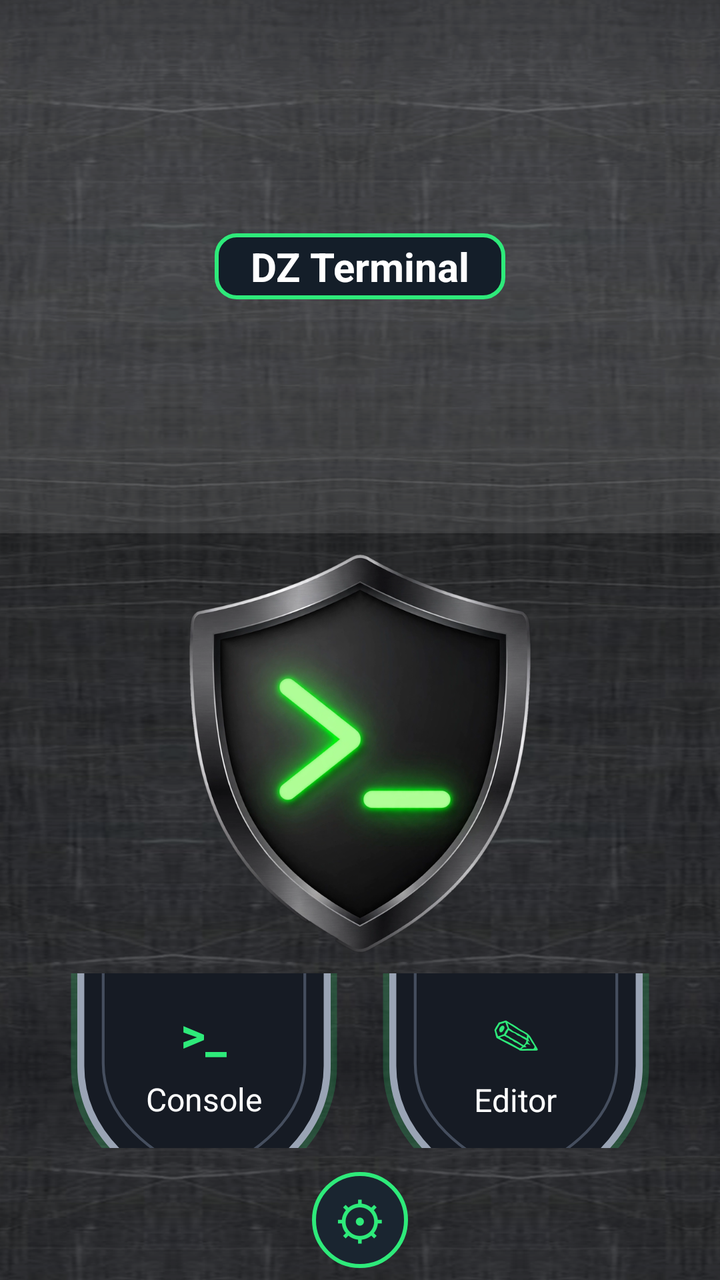
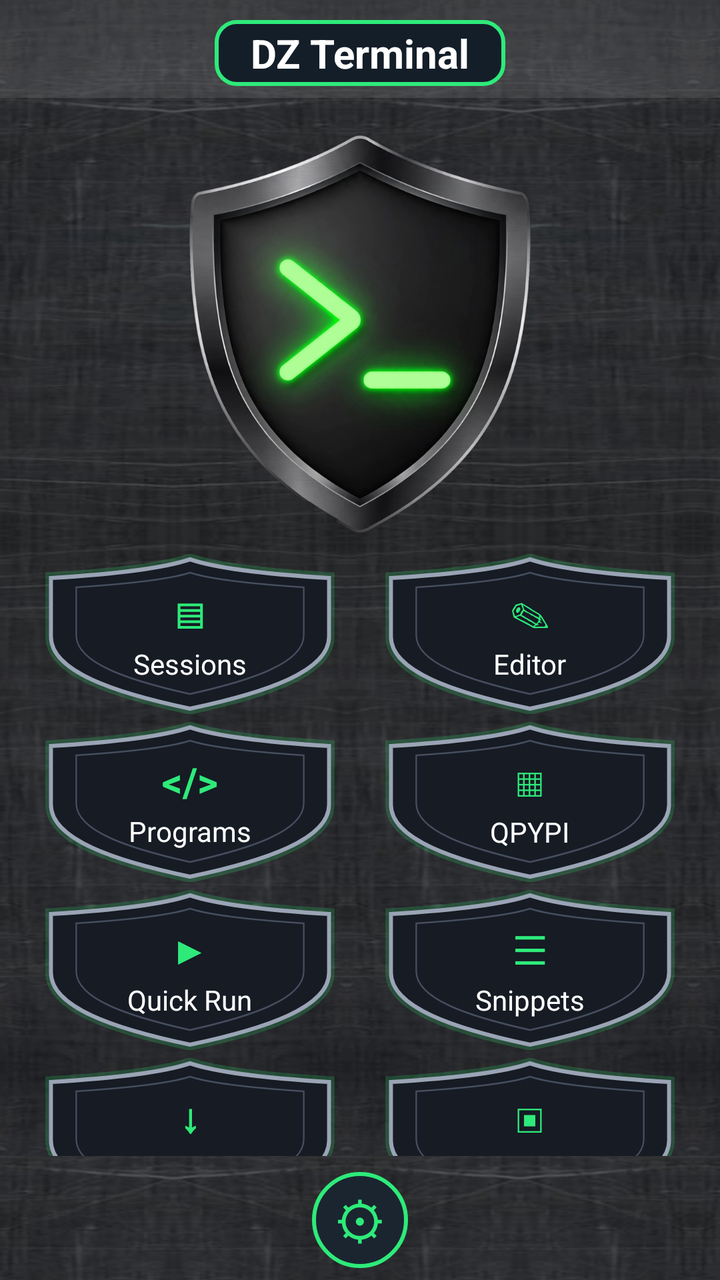

The first picture is an Android layout as it rendered before a commit; the second is the same layout after the commit. The layout source and the unified diff follow.
<!-- AndroidManifest.xml: application theme DzTheme -->
<!-- res/layout/activity_home.xml -->
<?xml version="1.0" encoding="utf-8"?>
<LinearLayout xmlns:android="http://schemas.android.com/apk/res/android"
    android:id="@+id/home_root"
    android:layout_width="match_parent"
    android:layout_height="match_parent"
    android:orientation="vertical"
    android:background="@drawable/steel_bg">

    
    <LinearLayout
        android:id="@+id/home_header"
        android:layout_width="match_parent"
        android:layout_height="wrap_content"
        android:orientation="horizontal"
        android:gravity="center"
        android:background="@drawable/steel_header"
        android:padding="0dp">

        <TextView
            android:layout_width="wrap_content"
            android:layout_height="wrap_content"
            android:background="@drawable/banner_plate"
            android:paddingStart="18dp"
            android:paddingEnd="18dp"
            android:paddingTop="3dp"
            android:paddingBottom="3dp"
            android:text="@string/app_name"
            android:textSize="20sp"
            android:textStyle="bold"
            android:textColor="@color/dz_white" />
    </LinearLayout>

    
    <LinearLayout
        android:id="@+id/home_content"
        android:layout_width="match_parent"
        android:layout_height="0dp"
        android:layout_weight="1"
        android:orientation="vertical"
        android:paddingStart="16dp"
        android:paddingEnd="16dp"
        android:paddingTop="0dp"
        android:paddingBottom="6dp">

        
        <LinearLayout
            android:layout_width="match_parent"
            android:layout_height="wrap_content"
            android:gravity="center"
            android:layout_marginTop="0dp"
            android:layout_marginBottom="0dp">

            <ImageView
                android:id="@+id/home_terminal_button"
                android:layout_width="200dp"
                android:layout_height="220dp"
                android:src="@drawable/home_shield_selector"
                android:scaleType="fitCenter"
                android:clickable="true"
                android:focusable="true"
                android:background="@android:color/transparent"
                android:contentDescription="@string/card_console" />
        </LinearLayout>

        
        <LinearLayout
            android:id="@+id/home_row1"
            android:layout_width="match_parent"
            android:layout_height="wrap_content"
            android:orientation="horizontal"
            android:gravity="center"
            android:layout_marginBottom="4dp">

            <LinearLayout
                android:id="@+id/card_console"
                android:layout_width="140dp"
                android:layout_height="158dp"
                android:orientation="vertical"
                android:gravity="center"
                android:clickable="true"
                android:focusable="true"
                android:background="@drawable/shield_card">

                <TextView
                    android:layout_width="wrap_content"
                    android:layout_height="wrap_content"
                    android:text="@string/terminal_glyph"
                    android:textSize="24sp"
                    android:textStyle="bold"
                    android:textColor="@color/dz_green" />

                <TextView
                    android:layout_width="wrap_content"
                    android:layout_height="wrap_content"
                    android:layout_marginTop="6dp"
                    android:text="@string/card_console"
                    android:textSize="16sp"
                    android:textColor="@color/dz_white" />
            </LinearLayout>

            <LinearLayout
                android:id="@+id/card_editor"
                android:layout_width="140dp"
                android:layout_height="158dp"
                android:layout_marginStart="16dp"
                android:orientation="vertical"
                android:gravity="center"
                android:clickable="true"
                android:focusable="true"
                android:background="@drawable/shield_card">

                <TextView
                    android:layout_width="wrap_content"
                    android:layout_height="wrap_content"
                    android:text="✎"
                    android:textSize="24sp"
                    android:textColor="@color/dz_green" />

                <TextView
                    android:layout_width="wrap_content"
                    android:layout_height="wrap_content"
                    android:layout_marginTop="6dp"
                    android:text="@string/card_editor"
                    android:textSize="16sp"
                    android:textColor="@color/dz_white" />
            </LinearLayout>
        </LinearLayout>

        
        <LinearLayout
            android:id="@+id/home_row2"
            android:layout_width="match_parent"
            android:layout_height="wrap_content"
            android:orientation="horizontal"
            android:gravity="center"
            android:layout_marginBottom="4dp">

            <LinearLayout
                android:id="@+id/card_programs"
                android:layout_width="140dp"
                android:layout_height="158dp"
                android:orientation="vertical"
                android:gravity="center"
                android:clickable="true"
                android:focusable="true"
                android:background="@drawable/shield_card">

                <TextView
                    android:layout_width="wrap_content"
                    android:layout_height="wrap_content"
                    android:text="&lt;/&gt;"
                    android:textSize="24sp"
                    android:textStyle="bold"
                    android:textColor="@color/dz_green" />

                <TextView
                    android:layout_width="wrap_content"
                    android:layout_height="wrap_content"
                    android:layout_marginTop="6dp"
                    android:text="@string/card_programs"
                    android:textSize="16sp"
                    android:textColor="@color/dz_white" />
            </LinearLayout>

            <LinearLayout
                android:id="@+id/card_qpypi"
                android:layout_width="140dp"
                android:layout_height="158dp"
                android:layout_marginStart="16dp"
                android:orientation="vertical"
                android:gravity="center"
                android:clickable="true"
                android:focusable="true"
                android:background="@drawable/shield_card">

                <TextView
                    android:layout_width="wrap_content"
                    android:layout_height="wrap_content"
                    android:text="▦"
                    android:textSize="24sp"
                    android:textColor="@color/dz_green" />

                <TextView
                    android:layout_width="wrap_content"
                    android:layout_height="wrap_content"
                    android:layout_marginTop="6dp"
                    android:text="@string/card_qpypi"
                    android:textSize="16sp"
                    android:textColor="@color/dz_white" />
            </LinearLayout>
        </LinearLayout>
    </LinearLayout>

    
    <LinearLayout
        android:id="@+id/home_gear_row"
        android:layout_width="match_parent"
        android:layout_height="wrap_content"
        android:gravity="center"
        android:layout_marginTop="2dp"
        android:layout_marginBottom="6dp">

        <TextView
            android:id="@+id/home_gear"
            android:layout_width="48dp"
            android:layout_height="48dp"
            android:background="@drawable/gear_button_bg"
            android:gravity="center"
            android:text="&#x2699;&#xFE0E;"
            android:textSize="26sp"
            android:textColor="@color/dz_green"
            android:clickable="true"
            android:focusable="true"
            android:contentDescription="Menu" />
    </LinearLayout>
</LinearLayout>
<!-- resources referenced by this layout -->
<resources>
  <color name="dz_green">#2EEA7A</color>
  <color name="dz_white">#FFFFFF</color>
  <!-- drawable shield_card (drawable) -->
  <?xml version="1.0" encoding="utf-8"?>
  <selector xmlns:android="http://schemas.android.com/apk/res/android">
      <item android:state_focused="true" android:drawable="@drawable/shield_bg_active" />
      <item android:state_pressed="true" android:drawable="@drawable/shield_bg_active" />
      <item android:drawable="@drawable/shield_bg" />
  </selector>
  <!-- drawable steel_bg (drawable) -->
  <?xml version="1.0" encoding="utf-8"?>
  <bitmap xmlns:android="http://schemas.android.com/apk/res/android"
      android:src="@drawable/steel_tile"
      android:tileMode="mirror" />
  <!-- drawable steel_header (drawable) -->
  <?xml version="1.0" encoding="utf-8"?>
  <layer-list xmlns:android="http://schemas.android.com/apk/res/android">
      <item android:drawable="@drawable/steel_bg" />
      <item>
          <shape android:shape="rectangle">
              <solid android:color="#1AFFFFFF" />
          </shape>
      </item>
  </layer-list>
  <string name="app_name">DZ Terminal</string>
  <string name="card_console">Console</string>
  <string name="card_editor">Editor</string>
  <string name="card_programs">Programs</string>
  <string name="card_qpypi">QPYPI</string>
  <string name="terminal_glyph">&gt;_</string>
  <!-- drawable shield_bg_active (drawable) -->
  <?xml version="1.0" encoding="utf-8"?>
  <vector xmlns:android="http://schemas.android.com/apk/res/android"
      android:width="120dp"
      android:height="144dp"
      android:viewportWidth="100"
      android:viewportHeight="120">
      <path
          android:fillColor="#00000000"
          android:strokeColor="#552EEA7A"
          android:strokeWidth="7"
          android:pathData="M50,4 C60,12 80,16 94,18 L94,62 C94,88 74,104 50,116 C26,104 6,88 6,62 L6,18 C20,16 40,12 50,4 Z" />
      <path
          android:fillColor="#1D2530"
          android:strokeColor="#2EEA7A"
          android:strokeWidth="3"
          android:pathData="M50,4 C60,12 80,16 94,18 L94,62 C94,88 74,104 50,116 C26,104 6,88 6,62 L6,18 C20,16 40,12 50,4 Z" />
      <path
          android:fillColor="#00000000"
          android:strokeColor="#454E5E"
          android:strokeWidth="1"
          android:pathData="M50,14 C58,20 74,23 86,25 L86,61 C86,82 69,95 50,105 C31,95 14,82 14,61 L14,25 C26,23 42,20 50,14 Z" />
  </vector>
  <!-- drawable shield_bg (drawable) -->
  <?xml version="1.0" encoding="utf-8"?>
  <vector xmlns:android="http://schemas.android.com/apk/res/android"
      android:width="120dp"
      android:height="144dp"
      android:viewportWidth="100"
      android:viewportHeight="120">
      <path
          android:fillColor="#00000000"
          android:strokeColor="#332EEA7A"
          android:strokeWidth="7"
          android:pathData="M50,4 C60,12 80,16 94,18 L94,62 C94,88 74,104 50,116 C26,104 6,88 6,62 L6,18 C20,16 40,12 50,4 Z" />
      <path
          android:fillColor="#161B24"
          android:strokeColor="#9AA4B5"
          android:strokeWidth="2.5"
          android:pathData="M50,4 C60,12 80,16 94,18 L94,62 C94,88 74,104 50,116 C26,104 6,88 6,62 L6,18 C20,16 40,12 50,4 Z" />
      <path
          android:fillColor="#00000000"
          android:strokeColor="#454E5E"
          android:strokeWidth="1"
          android:pathData="M50,14 C58,20 74,23 86,25 L86,61 C86,82 69,95 50,105 C31,95 14,82 14,61 L14,25 C26,23 42,20 50,14 Z" />
  </vector>
  <color name="dz_navy">#0A1A2F</color>
  <color name="dz_muted">#8FA3B8</color>
  <!-- unchanged entries left out for length: 7 -->
</resources>

<!-- the commit's change to res/layout/activity_home.xml (unified diff, before → after) -->
@@ -14,7 +14,8 @@
         android:orientation="horizontal"
         android:gravity="center"
         android:background="@drawable/steel_header"
-        android:padding="0dp">
+        android:paddingTop="10dp"
+        android:paddingBottom="6dp">
 
         <TextView
             android:layout_width="wrap_content"
@@ -39,7 +40,7 @@
         android:orientation="vertical"
         android:paddingStart="16dp"
         android:paddingEnd="16dp"
-        android:paddingTop="0dp"
+        android:paddingTop="8dp"
         android:paddingBottom="6dp">
 
         
@@ -63,6 +64,12 @@
         </LinearLayout>
 
         
+        <View
+            android:layout_width="match_parent"
+            android:layout_height="0dp"
+            android:layout_weight="1" />
+
+        
         <LinearLayout
             android:id="@+id/home_row1"
             android:layout_width="match_parent"
@@ -72,59 +79,64 @@
             android:layout_marginBottom="4dp">
 
             <LinearLayout
-                android:id="@+id/card_console"
-                android:layout_width="140dp"
-                android:layout_height="158dp"
-                android:orientation="vertical"
-                android:gravity="center"
-                android:clickable="true"
-                android:focusable="true"
-                android:background="@drawable/shield_card">
-
-                <TextView
-                    android:layout_width="wrap_content"
-                    android:layout_height="wrap_content"
-                    android:text="@string/terminal_glyph"
-                    android:textSize="24sp"
+                android:id="@+id/card_sessions"
+                android:layout_width="158dp"
+                android:layout_height="80dp"
+                android:orientation="vertical"
+                android:gravity="center"
+                android:clickable="true"
+                android:focusable="true"
+                android:background="@drawable/shield_card_wide">
+
+                <TextView
+                    android:layout_width="wrap_content"
+                    android:layout_height="wrap_content"
+                    android:text="▤"
+                    android:textSize="20sp"
                     android:textStyle="bold"
                     android:textColor="@color/dz_green" />
 
                 <TextView
                     android:layout_width="wrap_content"
                     android:layout_height="wrap_content"
-                    android:layout_marginTop="6dp"
-                    android:text="@string/card_console"
-                    android:textSize="16sp"
+                    android:layout_marginTop="2dp"
+                    android:text="@string/card_sessions"
+                    android:textSize="14sp"
                     android:textColor="@color/dz_white" />
             </LinearLayout>
 
             <LinearLayout
                 android:id="@+id/card_editor"
-                android:layout_width="140dp"
-                android:layout_height="158dp"
-                android:layout_marginStart="16dp"
-                android:orientation="vertical"
-                android:gravity="center"
-                android:clickable="true"
-                android:focusable="true"
-                android:background="@drawable/shield_card">
+                android:layout_width="158dp"
+                android:layout_height="80dp"
+                android:layout_marginStart="12dp"
+                android:orientation="vertical"
+                android:gravity="center"
+                android:clickable="true"
+                android:focusable="true"
+                android:background="@drawable/shield_card_wide">
 
                 <TextView
                     android:layout_width="wrap_content"
                     android:layout_height="wrap_content"
                     android:text="✎"
-                    android:textSize="24sp"
-                    android:textColor="@color/dz_green" />
-
-                <TextView
-                    android:layout_width="wrap_content"
-                    android:layout_height="wrap_content"
-                    android:layout_marginTop="6dp"
+                    android:textSize="20sp"
+                    android:textColor="@color/dz_green" />
+
+                <TextView
+                    android:layout_width="wrap_content"
+                    android:layout_height="wrap_content"
+                    android:layout_marginTop="2dp"
                     android:text="@string/card_editor"
-                    android:textSize="16sp"
-                    android:textColor="@color/dz_white" />
-            </LinearLayout>
-        </LinearLayout>
+                    android:textSize="14sp"
+                    android:textColor="@color/dz_white" />
+            </LinearLayout>
+        </LinearLayout>
+
+        <View
+            android:layout_width="match_parent"
+            android:layout_height="0dp"
+            android:layout_weight="1" />
 
         
         <LinearLayout
@@ -137,58 +149,268 @@
 
             <LinearLayout
                 android:id="@+id/card_programs"
-                android:layout_width="140dp"
-                android:layout_height="158dp"
-                android:orientation="vertical"
-                android:gravity="center"
-                android:clickable="true"
-                android:focusable="true"
-                android:background="@drawable/shield_card">
+                android:layout_width="158dp"
+                android:layout_height="80dp"
+                android:orientation="vertical"
+                android:gravity="center"
+                android:clickable="true"
+                android:focusable="true"
+                android:background="@drawable/shield_card_wide">
 
                 <TextView
                     android:layout_width="wrap_content"
                     android:layout_height="wrap_content"
                     android:text="&lt;/&gt;"
-                    android:textSize="24sp"
+                    android:textSize="20sp"
                     android:textStyle="bold"
                     android:textColor="@color/dz_green" />
 
                 <TextView
                     android:layout_width="wrap_content"
                     android:layout_height="wrap_content"
-                    android:layout_marginTop="6dp"
+                    android:layout_marginTop="2dp"
                     android:text="@string/card_programs"
-                    android:textSize="16sp"
+                    android:textSize="14sp"
                     android:textColor="@color/dz_white" />
             </LinearLayout>
 
             <LinearLayout
                 android:id="@+id/card_qpypi"
-                android:layout_width="140dp"
-                android:layout_height="158dp"
-                android:layout_marginStart="16dp"
-                android:orientation="vertical"
-                android:gravity="center"
-                android:clickable="true"
-                android:focusable="true"
-                android:background="@drawable/shield_card">
+                android:layout_width="158dp"
+                android:layout_height="80dp"
+                android:layout_marginStart="12dp"
+                android:orientation="vertical"
+                android:gravity="center"
+                android:clickable="true"
+                android:focusable="true"
+                android:background="@drawable/shield_card_wide">
 
                 <TextView
                     android:layout_width="wrap_content"
                     android:layout_height="wrap_content"
                     android:text="▦"
-                    android:textSize="24sp"
-                    android:textColor="@color/dz_green" />
-
-                <TextView
-                    android:layout_width="wrap_content"
-                    android:layout_height="wrap_content"
-                    android:layout_marginTop="6dp"
+                    android:textSize="20sp"
+                    android:textColor="@color/dz_green" />
+
+                <TextView
+                    android:layout_width="wrap_content"
+                    android:layout_height="wrap_content"
+                    android:layout_marginTop="2dp"
                     android:text="@string/card_qpypi"
-                    android:textSize="16sp"
-                    android:textColor="@color/dz_white" />
-            </LinearLayout>
-        </LinearLayout>
+                    android:textSize="14sp"
+                    android:textColor="@color/dz_white" />
+            </LinearLayout>
+        </LinearLayout>
+
+        <View
+            android:layout_width="match_parent"
+            android:layout_height="0dp"
+            android:layout_weight="1" />
+
+        
+        <LinearLayout
+            android:id="@+id/home_row3"
+            android:layout_width="match_parent"
+            android:layout_height="wrap_content"
+            android:orientation="horizontal"
+            android:gravity="center"
+            android:layout_marginBottom="4dp">
+
+            <LinearLayout
+                android:id="@+id/card_quickrun"
+                android:layout_width="158dp"
+                android:layout_height="80dp"
+                android:orientation="vertical"
+                android:gravity="center"
+                android:clickable="true"
+                android:focusable="true"
+                android:background="@drawable/shield_card_wide">
+
+                <TextView
+                    android:layout_width="wrap_content"
+                    android:layout_height="wrap_content"
+                    android:text="▶"
+                    android:textSize="20sp"
+                    android:textColor="@color/dz_green" />
+
+                <TextView
+                    android:layout_width="wrap_content"
+                    android:layout_height="wrap_content"
+                    android:layout_marginTop="2dp"
+                    android:text="@string/card_quick_run"
+                    android:textSize="14sp"
+                    android:textColor="@color/dz_white" />
+            </LinearLayout>
+
+            <LinearLayout
+                android:id="@+id/card_snippets"
+                android:layout_width="158dp"
+                android:layout_height="80dp"
+                android:layout_marginStart="12dp"
+                android:orientation="vertical"
+                android:gravity="center"
+                android:clickable="true"
+                android:focusable="true"
+                android:background="@drawable/shield_card_wide">
+
+                <TextView
+                    android:layout_width="wrap_content"
+                    android:layout_height="wrap_content"
+                    android:text="☰"
+                    android:textSize="20sp"
+                    android:textColor="@color/dz_green" />
+
+                <TextView
+                    android:layout_width="wrap_content"
+                    android:layout_height="wrap_content"
+                    android:layout_marginTop="2dp"
+                    android:text="@string/card_snippets"
+                    android:textSize="14sp"
+                    android:textColor="@color/dz_white" />
+            </LinearLayout>
+        </LinearLayout>
+
+        <View
+            android:layout_width="match_parent"
+            android:layout_height="0dp"
+            android:layout_weight="1" />
+
+        
+        <LinearLayout
+            android:id="@+id/home_row4"
+            android:layout_width="match_parent"
+            android:layout_height="wrap_content"
+            android:orientation="horizontal"
+            android:gravity="center"
+            android:layout_marginBottom="4dp">
+
+            <LinearLayout
+                android:id="@+id/card_clone"
+                android:layout_width="158dp"
+                android:layout_height="80dp"
+                android:orientation="vertical"
+                android:gravity="center"
+                android:clickable="true"
+                android:focusable="true"
+                android:background="@drawable/shield_card_wide">
+
+                <TextView
+                    android:layout_width="wrap_content"
+                    android:layout_height="wrap_content"
+                    android:text="↓"
+                    android:textSize="20sp"
+                    android:textStyle="bold"
+                    android:textColor="@color/dz_green" />
+
+                <TextView
+                    android:layout_width="wrap_content"
+                    android:layout_height="wrap_content"
+                    android:layout_marginTop="2dp"
+                    android:text="@string/card_clone_repo"
+                    android:textSize="14sp"
+                    android:textColor="@color/dz_white" />
+            </LinearLayout>
+
+            <LinearLayout
+                android:id="@+id/card_pkg"
+                android:layout_width="158dp"
+                android:layout_height="80dp"
+                android:layout_marginStart="12dp"
+                android:orientation="vertical"
+                android:gravity="center"
+                android:clickable="true"
+                android:focusable="true"
+                android:background="@drawable/shield_card_wide">
+
+                <TextView
+                    android:layout_width="wrap_content"
+                    android:layout_height="wrap_content"
+                    android:text="▣"
+                    android:textSize="20sp"
+                    android:textColor="@color/dz_green" />
+
+                <TextView
+                    android:layout_width="wrap_content"
+                    android:layout_height="wrap_content"
+                    android:layout_marginTop="2dp"
+                    android:text="@string/card_pkg_manager"
+                    android:textSize="14sp"
+                    android:textColor="@color/dz_white" />
+            </LinearLayout>
+        </LinearLayout>
+
+        <View
+            android:layout_width="match_parent"
+            android:layout_height="0dp"
+            android:layout_weight="1" />
+
+        
+        <LinearLayout
+            android:id="@+id/home_row5"
+            android:layout_width="match_parent"
+            android:layout_height="wrap_content"
+            android:orientation="horizontal"
+            android:gravity="center"
+            android:layout_marginBottom="0dp">
+
+            <LinearLayout
+                android:id="@+id/card_backup"
+                android:layout_width="158dp"
+                android:layout_height="80dp"
+                android:orientation="vertical"
+                android:gravity="center"
+                android:clickable="true"
+                android:focusable="true"
+                android:background="@drawable/shield_card_wide">
+
+                <TextView
+                    android:layout_width="wrap_content"
+                    android:layout_height="wrap_content"
+                    android:text="↻"
+                    android:textSize="20sp"
+                    android:textColor="@color/dz_green" />
+
+                <TextView
+                    android:layout_width="wrap_content"
+                    android:layout_height="wrap_content"
+                    android:layout_marginTop="2dp"
+                    android:text="@string/card_backup"
+                    android:textSize="14sp"
+                    android:textColor="@color/dz_white" />
+            </LinearLayout>
+
+            <LinearLayout
+                android:id="@+id/card_qr"
+                android:layout_width="158dp"
+                android:layout_height="80dp"
+                android:layout_marginStart="12dp"
+                android:orientation="vertical"
+                android:gravity="center"
+                android:clickable="true"
+                android:focusable="true"
+                android:background="@drawable/shield_card_wide">
+
+                <TextView
+                    android:layout_width="wrap_content"
+                    android:layout_height="wrap_content"
+                    android:text="▩"
+                    android:textSize="20sp"
+                    android:textColor="@color/dz_green" />
+
+                <TextView
+                    android:layout_width="wrap_content"
+                    android:layout_height="wrap_content"
+                    android:layout_marginTop="2dp"
+                    android:text="@string/card_qr_script"
+                    android:textSize="14sp"
+                    android:textColor="@color/dz_white" />
+            </LinearLayout>
+        </LinearLayout>
+
+        <View
+            android:layout_width="match_parent"
+            android:layout_height="0dp"
+            android:layout_weight="1" />
     </LinearLayout>
 
     
<!-- resource entries referenced after the edit -->
@@ -2,12 +2,12 @@
 <resources>
   <color name="dz_green">#2EEA7A</color>
   <color name="dz_white">#FFFFFF</color>
-  <!-- drawable shield_card (drawable) -->
+  <!-- drawable shield_card_wide (drawable) -->
   <?xml version="1.0" encoding="utf-8"?>
   <selector xmlns:android="http://schemas.android.com/apk/res/android">
-      <item android:state_focused="true" android:drawable="@drawable/shield_bg_active" />
-      <item android:state_pressed="true" android:drawable="@drawable/shield_bg_active" />
-      <item android:drawable="@drawable/shield_bg" />
+      <item android:state_focused="true" android:drawable="@drawable/shield_bg_active_wide" />
+      <item android:state_pressed="true" android:drawable="@drawable/shield_bg_active_wide" />
+      <item android:drawable="@drawable/shield_bg_wide" />
   </selector>
   <!-- drawable steel_bg (drawable) -->
   <?xml version="1.0" encoding="utf-8"?>
@@ -16,65 +16,67 @@
       android:tileMode="mirror" />
   <!-- drawable steel_header (drawable) -->
   <?xml version="1.0" encoding="utf-8"?>
-  <layer-list xmlns:android="http://schemas.android.com/apk/res/android">
-      <item android:drawable="@drawable/steel_bg" />
-      <item>
-          <shape android:shape="rectangle">
-              <solid android:color="#1AFFFFFF" />
-          </shape>
-      </item>
-  </layer-list>
+  <shape xmlns:android="http://schemas.android.com/apk/res/android"
+      android:shape="rectangle">
+      <solid android:color="#1AFFFFFF" />
+  </shape>
   <string name="app_name">DZ Terminal</string>
+  <string name="card_backup">Backup</string>
+  <string name="card_clone_repo">Clone Repo</string>
   <string name="card_console">Console</string>
   <string name="card_editor">Editor</string>
+  <string name="card_pkg_manager">Pkg Manager</string>
   <string name="card_programs">Programs</string>
   <string name="card_qpypi">QPYPI</string>
-  <string name="terminal_glyph">&gt;_</string>
-  <!-- drawable shield_bg_active (drawable) -->
+  <string name="card_qr_script">QR Script</string>
+  <string name="card_quick_run">Quick Run</string>
+  <string name="card_sessions">Sessions</string>
+  <string name="card_snippets">Snippets</string>
+  <!-- drawable shield_bg_active_wide (drawable) -->
   <?xml version="1.0" encoding="utf-8"?>
   <vector xmlns:android="http://schemas.android.com/apk/res/android"
-      android:width="120dp"
-      android:height="144dp"
-      android:viewportWidth="100"
-      android:viewportHeight="120">
+      android:width="240dp"
+      android:height="115dp"
+      android:viewportWidth="200"
+      android:viewportHeight="96">
       <path
           android:fillColor="#00000000"
           android:strokeColor="#552EEA7A"
           android:strokeWidth="7"
-          android:pathData="M50,4 C60,12 80,16 94,18 L94,62 C94,88 74,104 50,116 C26,104 6,88 6,62 L6,18 C20,16 40,12 50,4 Z" />
+          android:pathData="M100,3.2 C120,9.6 160,12.8 188,14.4 L188,49.6 C188,70.4 148,83.2 100,92.8 C52,83.2 12,70.4 12,49.6 L12,14.4 C40,12.8 80,9.6 100,3.2 Z" />
       <path
           android:fillColor="#1D2530"
           android:strokeColor="#2EEA7A"
           android:strokeWidth="3"
-          android:pathData="M50,4 C60,12 80,16 94,18 L94,62 C94,88 74,104 50,116 C26,104 6,88 6,62 L6,18 C20,16 40,12 50,4 Z" />
+          android:pathData="M100,3.2 C120,9.6 160,12.8 188,14.4 L188,49.6 C188,70.4 148,83.2 100,92.8 C52,83.2 12,70.4 12,49.6 L12,14.4 C40,12.8 80,9.6 100,3.2 Z" />
       <path
           android:fillColor="#00000000"
           android:strokeColor="#454E5E"
           android:strokeWidth="1"
-          android:pathData="M50,14 C58,20 74,23 86,25 L86,61 C86,82 69,95 50,105 C31,95 14,82 14,61 L14,25 C26,23 42,20 50,14 Z" />
+          android:pathData="M100,11.2 C116,16 148,18.4 172,20 L172,48.8 C172,65.6 138,76 100,84 C62,76 28,65.6 28,48.8 L28,20 C52,18.4 84,16 100,11.2 Z" />
   </vector>
-  <!-- drawable shield_bg (drawable) -->
+  <!-- drawable shield_bg_wide (drawable) -->
   <?xml version="1.0" encoding="utf-8"?>
   <vector xmlns:android="http://schemas.android.com/apk/res/android"
-      android:width="120dp"
-      android:height="144dp"
-      android:viewportWidth="100"
-      android:viewportHeight="120">
+      android:width="240dp"
+      android:height="115dp"
+      android:viewportWidth="200"
+      android:viewportHeight="96">
       <path
           android:fillColor="#00000000"
           android:strokeColor="#332EEA7A"
           android:strokeWidth="7"
-          android:pathData="M50,4 C60,12 80,16 94,18 L94,62 C94,88 74,104 50,116 C26,104 6,88 6,62 L6,18 C20,16 40,12 50,4 Z" />
+          android:pathData="M100,3.2 C120,9.6 160,12.8 188,14.4 L188,49.6 C188,70.4 148,83.2 100,92.8 C52,83.2 12,70.4 12,49.6 L12,14.4 C40,12.8 80,9.6 100,3.2 Z" />
       <path
           android:fillColor="#161B24"
           android:strokeColor="#9AA4B5"
           android:strokeWidth="2.5"
-          android:pathData="M50,4 C60,12 80,16 94,18 L94,62 C94,88 74,104 50,116 C26,104 6,88 6,62 L6,18 C20,16 40,12 50,4 Z" />
+          android:pathData="M100,3.2 C120,9.6 160,12.8 188,14.4 L188,49.6 C188,70.4 148,83.2 100,92.8 C52,83.2 12,70.4 12,49.6 L12,14.4 C40,12.8 80,9.6 100,3.2 Z" />
       <path
           android:fillColor="#00000000"
           android:strokeColor="#454E5E"
           android:strokeWidth="1"
-          android:pathData="M50,14 C58,20 74,23 86,25 L86,61 C86,82 69,95 50,105 C31,95 14,82 14,61 L14,25 C26,23 42,20 50,14 Z" />
+          android:pathData="M100,11.2 C116,16 148,18.4 172,20 L172,48.8 C172,65.6 138,76 100,84 C62,76 28,65.6 28,48.8 L28,20 C52,18.4 84,16 100,11.2 Z" />
   </vector>
   <color name="dz_navy">#0A1A2F</color>
   <color name="dz_muted">#8FA3B8</color>
